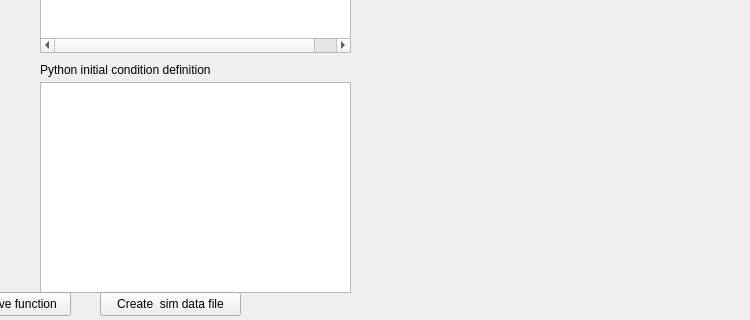
Old version of the form initializer.ui in the repository Louminator/grdviz; both pictures show x 140 to 890 and y 198 to 518 of the 980 by 518 pixel window.
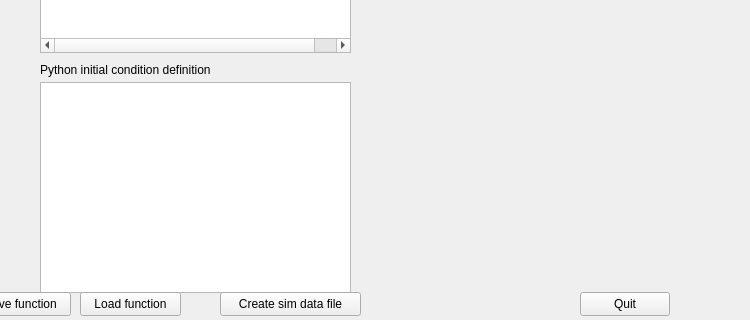
New version of the form. Custom widgets are drawn as their Qt base class.

Commit message: Added a load function feature and a quit button.

Diff of the .ui file:
```diff
--- a/initializer.ui
+++ b/initializer.ui
@@ -223,14 +223,14 @@
   <widget class="QPushButton" name="saveButton">
    <property name="geometry">
     <rect>
-     <x>240</x>
+     <x>360</x>
      <y>490</y>
      <width>141</width>
      <height>24</height>
     </rect>
    </property>
    <property name="text">
-    <string>Create  sim data file</string>
+    <string>Create sim data file</string>
    </property>
   </widget>
   <widget class="QPushButton" name="saveFun">
@@ -246,6 +246,32 @@
     <string>Save function</string>
    </property>
   </widget>
+  <widget class="QPushButton" name="pushButton">
+   <property name="geometry">
+    <rect>
+     <x>720</x>
+     <y>490</y>
+     <width>90</width>
+     <height>24</height>
+    </rect>
+   </property>
+   <property name="text">
+    <string>Quit</string>
+   </property>
+  </widget>
+  <widget class="QPushButton" name="loadFun">
+   <property name="geometry">
+    <rect>
+     <x>220</x>
+     <y>490</y>
+     <width>101</width>
+     <height>24</height>
+    </rect>
+   </property>
+   <property name="text">
+    <string>Load function</string>
+   </property>
+  </widget>
  </widget>
  <customwidgets>
   <customwidget>
```
Left out of the diff: 40 changed lines with no effect on the pictures. The commit also changes 2 other files.
